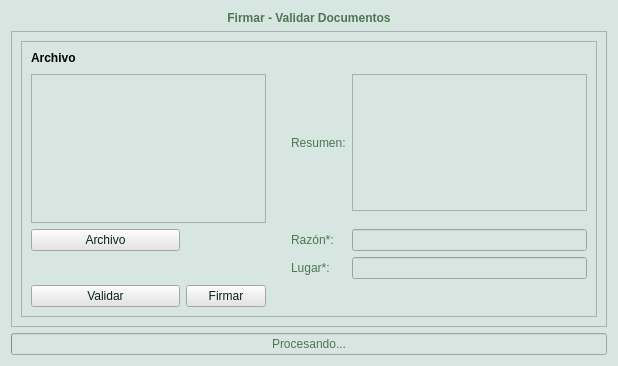
First picture: the form in client_fva/ui/ui_elements/signvalidate.ui, repository luisza/dfva_client, before the edit.
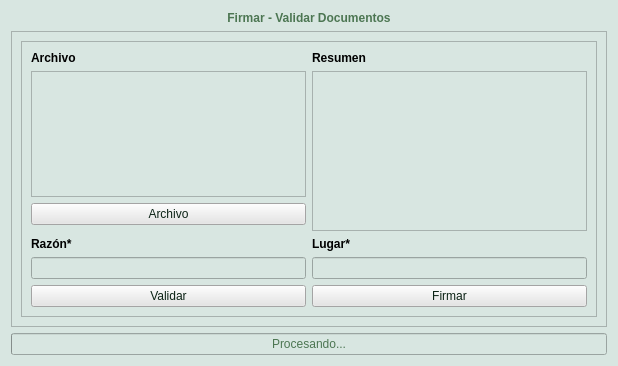
Second picture: the form after the edit. Icons and pictures are not drawn. Custom widgets are drawn as their Qt base class.

Commit message: Some fixes, validations and improvements in the sign validate UI.  Other quick fixes.

Patch:
```diff
--- a/client_fva/ui/ui_elements/signvalidate.ui
+++ b/client_fva/ui/ui_elements/signvalidate.ui
@@ -65,12 +65,12 @@
        <rect>
         <x>0</x>
         <y>0</y>
-        <width>598</width>
-        <height>288</height>
+        <width>577</width>
+        <height>297</height>
        </rect>
       </property>
       <layout class="QGridLayout" name="scrollAreaWidgetLayout">
-       <item row="1" column="1">
+       <item row="0" column="0">
         <widget class="QFrame" name="fileFrame">
          <property name="frameShape">
           <enum>QFrame::StyledPanel</enum>
@@ -81,9 +81,118 @@
          <property name="midLineWidth">
           <number>0</number>
          </property>
-         <layout class="QGridLayout" name="fileFrameLayout">
+         <layout class="QGridLayout" name="gridLayout">
+          <item row="13" column="0">
+           <widget class="QPushButton" name="validate">
+            <property name="enabled">
+             <bool>true</bool>
+            </property>
+            <property name="sizeIncrement">
+             <size>
+              <width>0</width>
+              <height>0</height>
+             </size>
+            </property>
+            <property name="baseSize">
+             <size>
+              <width>0</width>
+              <height>0</height>
+             </size>
+            </property>
+            <property name="styleSheet">
+             <string notr="true">color: rgb(11, 35, 21);
+background-color: rgb(229, 229, 229);</string>
+            </property>
+            <property name="text">
+             <string>Validar</string>
+            </property>
+            <property name="icon">
+             <iconset resource="resources.qrc">
+              <normaloff>:/images/validate.png</normaloff>:/images/validate.png</iconset>
+            </property>
+            <property name="iconSize">
+             <size>
+              <width>16</width>
+              <height>16</height>
+             </size>
+            </property>
+           </widget>
+          </item>
+          <item row="3" column="2" rowspan="3">
+           <widget class="QTextEdit" name="resumen"/>
+          </item>
+          <item row="6" column="2">
+           <spacer name="verticalSpacer_2">
+            <property name="orientation">
+             <enum>Qt::Vertical</enum>
+            </property>
+            <property name="sizeHint" stdset="0">
+             <size>
+              <width>20</width>
+              <height>40</height>
+             </size>
+            </property>
+           </spacer>
+          </item>
+          <item row="0" column="2">
+           <widget class="QLabel" name="label_resumen">
+            <property name="font">
+             <font>
+              <weight>75</weight>
+              <italic>false</italic>
+              <bold>true</bold>
+             </font>
+            </property>
+            <property name="styleSheet">
+             <string notr="true">font: bold;
+color: rgb(0, 0, 0);</string>
+            </property>
+            <property name="text">
+             <string>Resumen</string>
+            </property>
+           </widget>
+          </item>
+          <item row="8" column="2">
+           <widget class="QLineEdit" name="lugar"/>
+          </item>
+          <item row="13" column="2">
+           <widget class="QPushButton" name="sign">
+            <property name="enabled">
+             <bool>true</bool>
+            </property>
+            <property name="sizeIncrement">
+             <size>
+              <width>0</width>
+              <height>0</height>
+             </size>
+            </property>
+            <property name="baseSize">
+             <size>
+              <width>0</width>
+              <height>0</height>
+             </size>
+            </property>
+            <property name="styleSheet">
+             <string notr="true">color: rgb(11, 35, 21);
+background-color: rgb(229, 229, 229);</string>
+            </property>
+            <property name="text">
+             <string>Firmar</string>
+            </property>
+            <property name="icon">
+             <iconset resource="resources.qrc">
+              <normaloff>:/images/sign.png</normaloff>:/images/sign.png</iconset>
+            </property>
+            <property name="iconSize">
+             <size>
+              <width>16</width>
+              <height>16</height>
+             </size>
+            </property>
+           </widget>
+          </item>
           <item row="0" column="0">
-           <widget class="QLabel" name="label">
+           <widget class="QLabel" name="label_archivo">
             <property name="styleSheet">
              <string notr="true">font: bold;
 color: rgb(0, 0, 0);</string>
@@ -105,33 +214,78 @@
             </property>
            </widget>
           </item>
-          <item row="1" column="0">
-           <spacer name="horizontalSpacer">
+          <item row="9" column="0">
+           <spacer name="verticalSpacer_3">
             <property name="orientation">
-             <enum>Qt::Horizontal</enum>
+             <enum>Qt::Vertical</enum>
             </property>
             <property name="sizeHint" stdset="0">
              <size>
-              <width>40</width>
-              <height>3</height>
+              <width>20</width>
+              <height>40</height>
              </size>
             </property>
            </spacer>
           </item>
-          <item row="7" column="3">
+          <item row="7" column="2">
+           <widget class="QLabel" name="label_lugar">
+            <property name="font">
+             <font>
+              <weight>75</weight>
+              <italic>false</italic>
+              <bold>true</bold>
+             </font>
+            </property>
+            <property name="toolTip">
+             <string>Solo en firmas de documentos PDF</string>
+            </property>
+            <property name="styleSheet">
+             <string notr="true">font: bold;
+color: rgb(0, 0, 0);</string>
+            </property>
+            <property name="text">
+             <string>Lugar*</string>
+            </property>
+           </widget>
+          </item>
+          <item row="5" column="0">
+           <spacer name="verticalSpacer">
+            <property name="orientation">
+             <enum>Qt::Vertical</enum>
+            </property>
+            <property name="sizeHint" stdset="0">
+             <size>
+              <width>20</width>
+              <height>40</height>
+             </size>
+            </property>
+           </spacer>
+          </item>
+          <item row="7" column="0">
            <widget class="QLabel" name="label_razon">
+            <property name="font">
+             <font>
+              <weight>75</weight>
+              <italic>false</italic>
+              <bold>true</bold>
+             </font>
+            </property>
             <property name="toolTip">
              <string>Solo en firmas de documentos PDF</string>
             </property>
+            <property name="styleSheet">
+             <string notr="true">font: bold;
+color: rgb(0, 0, 0);</string>
+            </property>
             <property name="text">
-             <string>Razón*:</string>
+             <string>Razón*</string>
             </property>
            </widget>
           </item>
-          <item row="7" column="4">
+          <item row="8" column="0">
            <widget class="QLineEdit" name="razon"/>
           </item>
-          <item row="7" column="0">
+          <item row="4" column="0">
            <widget class="QPushButton" name="browseFiles">
             <property name="autoFillBackground">
              <bool>false</bool>
@@ -149,121 +303,25 @@
             </property>
            </widget>
           </item>
-          <item row="9" column="0">
-           <widget class="QPushButton" name="validate">
-            <property name="enabled">
-             <bool>true</bool>
-            </property>
-            <property name="sizeIncrement">
-             <size>
-              <width>0</width>
-              <height>0</height>
-             </size>
-            </property>
-            <property name="baseSize">
-             <size>
-              <width>0</width>
-              <height>0</height>
-             </size>
-            </property>
-            <property name="styleSheet">
-             <string notr="true">color: rgb(11, 35, 21);
-background-color: rgb(229, 229, 229);</string>
-            </property>
-            <property name="text">
-             <string>Validar</string>
-            </property>
-            <property name="icon">
-             <iconset resource="resources.qrc">
-              <normaloff>:/images/validate.png</normaloff>:/images/validate.png</iconset>
-            </property>
-            <property name="iconSize">
-             <size>
-              <width>16</width>
-              <height>16</height>
-             </size>
-            </property>
-           </widget>
-          </item>
-          <item row="9" column="1">
-           <widget class="QPushButton" name="sign">
-            <property name="enabled">
-             <bool>true</bool>
-            </property>
-            <property name="sizeIncrement">
-             <size>
-              <width>0</width>
-              <height>0</height>
-             </size>
-            </property>
-            <property name="baseSize">
-             <size>
-              <width>0</width>
-              <height>0</height>
-             </size>
-            </property>
-            <property name="styleSheet">
-             <string notr="true">color: rgb(11, 35, 21);
-background-color: rgb(229, 229, 229);</string>
-            </property>
-            <property name="text">
-             <string>Firmar</string>
-            </property>
-            <property name="icon">
-             <iconset resource="resources.qrc">
-              <normaloff>:/images/sign.png</normaloff>:/images/sign.png</iconset>
-            </property>
-            <property name="iconSize">
-             <size>
-              <width>16</width>
-              <height>16</height>
-             </size>
-            </property>
-           </widget>
-          </item>
-          <item row="3" column="0" rowspan="3" colspan="2">
+          <item row="3" column="0">
            <widget class="SignListAreaWidget" name="filesWidget">
             <property name="acceptDrops">
              <bool>true</bool>
             </property>
+            <property name="verticalScrollBarPolicy">
+             <enum>Qt::ScrollBarAsNeeded</enum>
+            </property>
+            <property name="horizontalScrollBarPolicy">
+             <enum>Qt::ScrollBarAlwaysOff</enum>
+            </property>
+            <property name="sizeAdjustPolicy">
+             <enum>QAbstractScrollArea::AdjustIgnored</enum>
+            </property>
             <property name="viewMode">
              <enum>QListView::ListMode</enum>
             </property>
-           </widget>
-          </item>
-          <item row="9" column="2">
-           <spacer name="horizontalSpacer_2">
-            <property name="orientation">
-             <enum>Qt::Horizontal</enum>
-            </property>
-            <property name="sizeHint" stdset="0">
-             <size>
-              <width>40</width>
-              <height>20</height>
-             </size>
-            </property>
-           </spacer>
-          </item>
-          <item row="3" column="4">
-           <widget class="QTextEdit" name="resumen"/>
-          </item>
-          <item row="8" column="3">
-           <widget class="QLabel" name="label_lugar">
-            <property name="toolTip">
-             <string>Solo en firmas de documentos PDF</string>
-            </property>
-            <property name="text">
-             <string>Lugar*:</string>
-            </property>
-           </widget>
-          </item>
-          <item row="8" column="4">
-           <widget class="QLineEdit" name="lugar"/>
-          </item>
-          <item row="3" column="3">
-           <widget class="QLabel" name="label_resumen">
-            <property name="text">
-             <string>Resumen:</string>
+            <property name="wordWrap">
+             <bool>true</bool>
             </property>
            </widget>
           </item>
```
Left out of the diff: 4 changed lines with no effect on the pictures. The commit also changes 3 other files.
